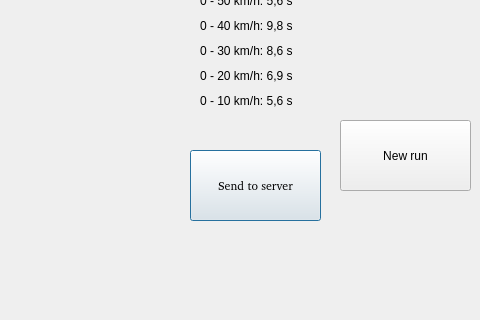
ArtemD/SpeedFreak, file Client/resultdialog.ui: the form before one commit; both pictures show x 320 to 800 and y 160 to 480 of the 800 by 480 pixel window.
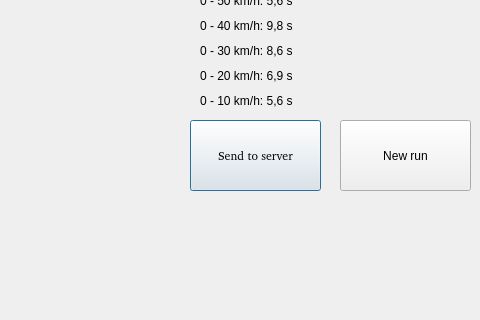
The form after the commit.

Commit message: ui fixed in result dialog.

Diff of the .ui file:
```diff
--- a/Client/resultdialog.ui
+++ b/Client/resultdialog.ui
@@ -69,7 +69,7 @@
    <property name="geometry">
     <rect>
      <x>510</x>
-     <y>310</y>
+     <y>280</y>
      <width>131</width>
      <height>71</height>
     </rect>
```
